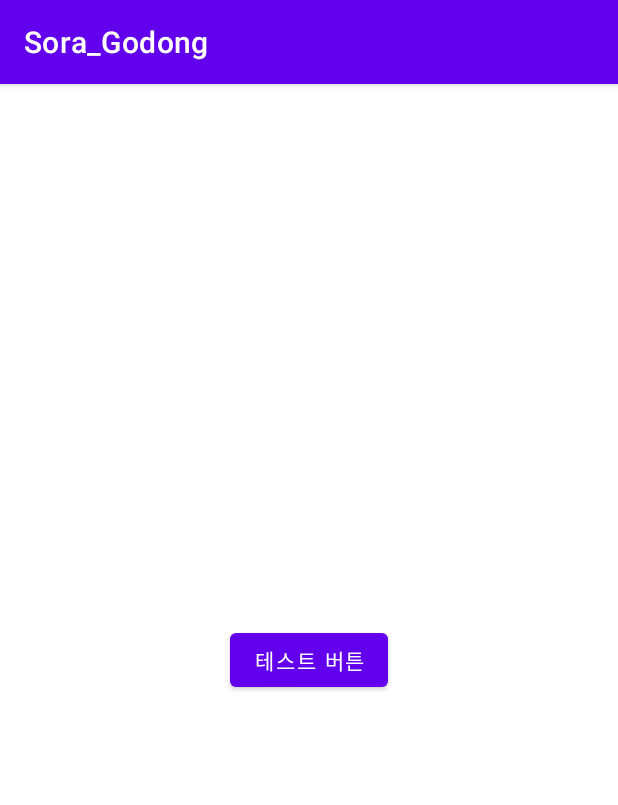
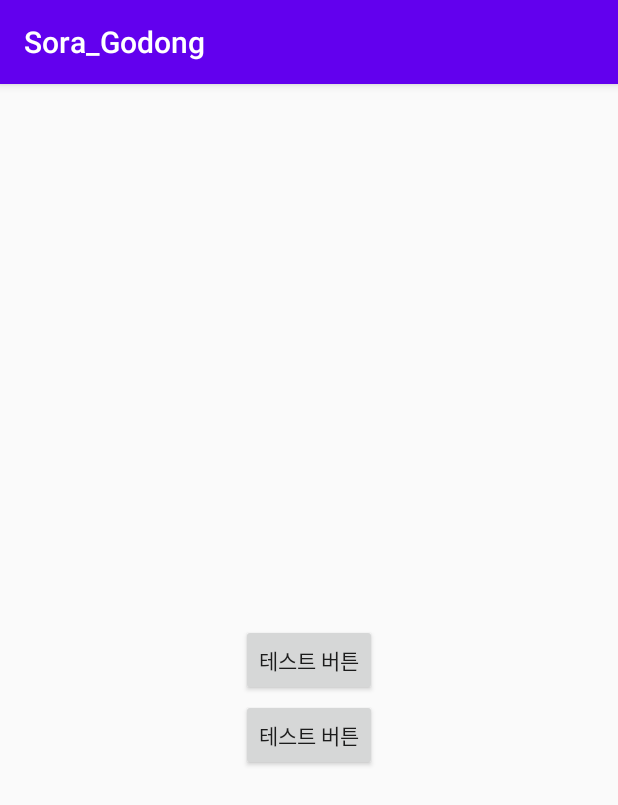
Before and after one commit to yeonwoo1125/Sora_Godong, an Android app: the screen it shows after launch (MainActivity), on a phone screen of 412 x 824 dp. Shown: the top 805 px of the screen. Run offline under Robolectric (Android 15) with nearby library versions, the phone set to English and light mode, and no system bars.

Commit message:
운세 메인 배경사진, 버튼 색 변경

```diff
--- a/app/src/main/java/mirim/msg/sora_godong/Luck.java
+++ b/app/src/main/java/mirim/msg/sora_godong/Luck.java
@@ -1,5 +1,6 @@
 package mirim.msg.sora_godong;
 
+import androidx.appcompat.app.ActionBar;
 import androidx.appcompat.app.AppCompatActivity;
 
 import android.os.Bundle;
@@ -10,5 +11,8 @@ public class Luck extends AppCompatActivity {
     protected void onCreate(Bundle savedInstanceState) {
         super.onCreate(savedInstanceState);
         setContentView(R.layout.activity_luck);
+
+        ActionBar actionBar = getSupportActionBar();
+        actionBar.hide();
     }
 }
--- a/app/src/main/java/mirim/msg/sora_godong/MainActivity.java
+++ b/app/src/main/java/mirim/msg/sora_godong/MainActivity.java
@@ -14,8 +14,9 @@ public class MainActivity extends AppCompatActivity {
         super.onCreate(savedInstanceState);
         setContentView(R.layout.activity_main);
 
-        Button btn;
+        Button btn, btn_luck;
         btn = (Button) findViewById(R.id.btn);
+        btn_luck = findViewById(R.id.btn_luck);
         btn.setOnClickListener(new View.OnClickListener() {
             @Override
             public void onClick(View view) {
@@ -23,5 +24,12 @@ public class MainActivity extends AppCompatActivity {
                 startActivity(intent);
             }
         });
+        btn_luck.setOnClickListener(new View.OnClickListener() {
+            @Override
+            public void onClick(View view) {
+                Intent intent = new Intent(getApplicationContext(), Luck.class);
+                startActivity(intent);
+            }
+        });
     }
 }
--- a/app/src/main/res/layout/activity_luck.xml
+++ b/app/src/main/res/layout/activity_luck.xml
@@ -5,12 +5,12 @@
     android:layout_width="match_parent"
     android:layout_height="match_parent"
     android:orientation="vertical"
-    android:background="@drawable/sora_back"
     tools:context=".Luck">
     <LinearLayout
         android:layout_width="match_parent"
         android:layout_height="0dp"
         android:layout_weight="8"
+        android:background="@drawable/background"
         android:gravity="center_horizontal">
         <Button
             android:layout_width="200dp"
@@ -18,6 +18,9 @@
             android:layout_gravity="bottom"
             android:background="@drawable/luck_btn"
             android:layout_marginBottom="40dp"
+            android:textColor="@color/black"
+            android:textStyle="bold"
+            android:textSize="17dp"
             android:text="운세 보기"/>
     </LinearLayout>
     <LinearLayout
--- a/app/src/main/res/layout/activity_main.xml
+++ b/app/src/main/res/layout/activity_main.xml
@@ -24,5 +24,16 @@
         app:layout_constraintLeft_toLeftOf="parent"
         android:text="테스트 버튼"
         />
+    <Button
+        android:id="@+id/btn_luck"
+        android:layout_width="wrap_content"
+        android:layout_height="wrap_content"
+        app:layout_constraintTop_toTopOf="parent"
+        app:layout_constraintBottom_toBottomOf="parent"
+        app:layout_constraintRight_toRightOf="parent"
+        app:layout_constraintLeft_toLeftOf="parent"
+        android:layout_marginTop="100dp"
+        android:text="테스트 버튼"
+        />
 
 </androidx.constraintlayout.widget.ConstraintLayout>
--- a/app/src/main/res/values/themes.xml
+++ b/app/src/main/res/values/themes.xml
@@ -1,6 +1,6 @@
 <resources xmlns:tools="http://schemas.android.com/tools">
     <!-- Base application theme. -->
-    <style name="Theme.Sora_Godong" parent="Theme.MaterialComponents.DayNight.DarkActionBar">
+    <style name="Theme.Sora_Godong" parent="Theme.AppCompat.DayNight.DarkActionBar">
         <!-- Primary brand color. -->
         <item name="colorPrimary">@color/purple_500</item>
         <item name="colorPrimaryVariant">@color/purple_700</item>
```
Also changed, not shown: app/src/main/res/drawable/background.png (added).
